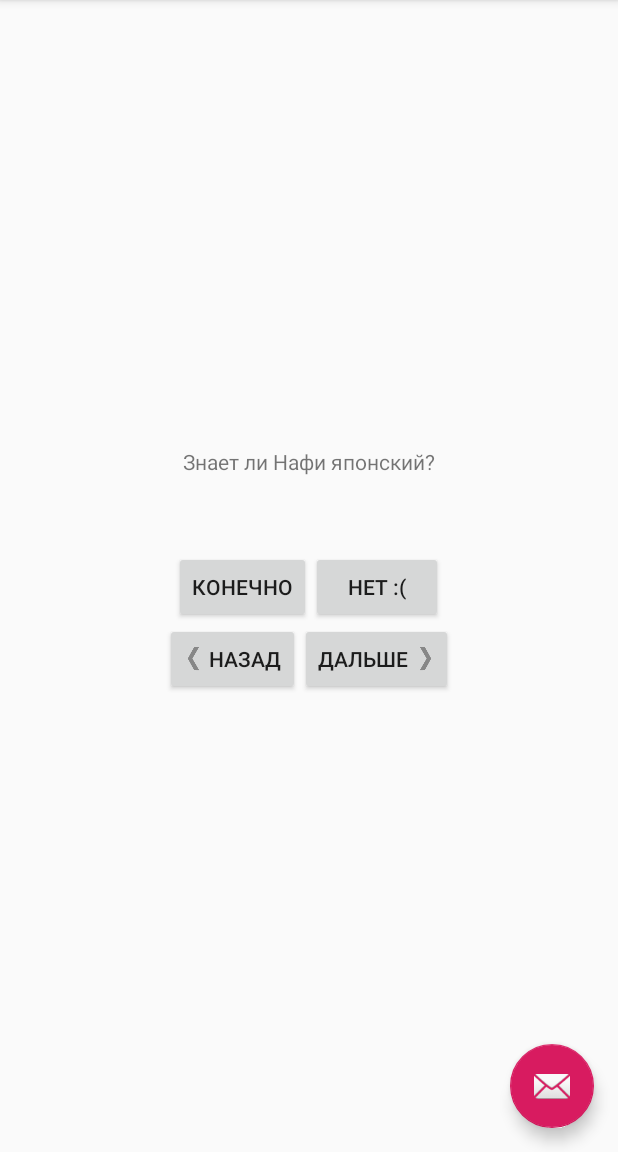
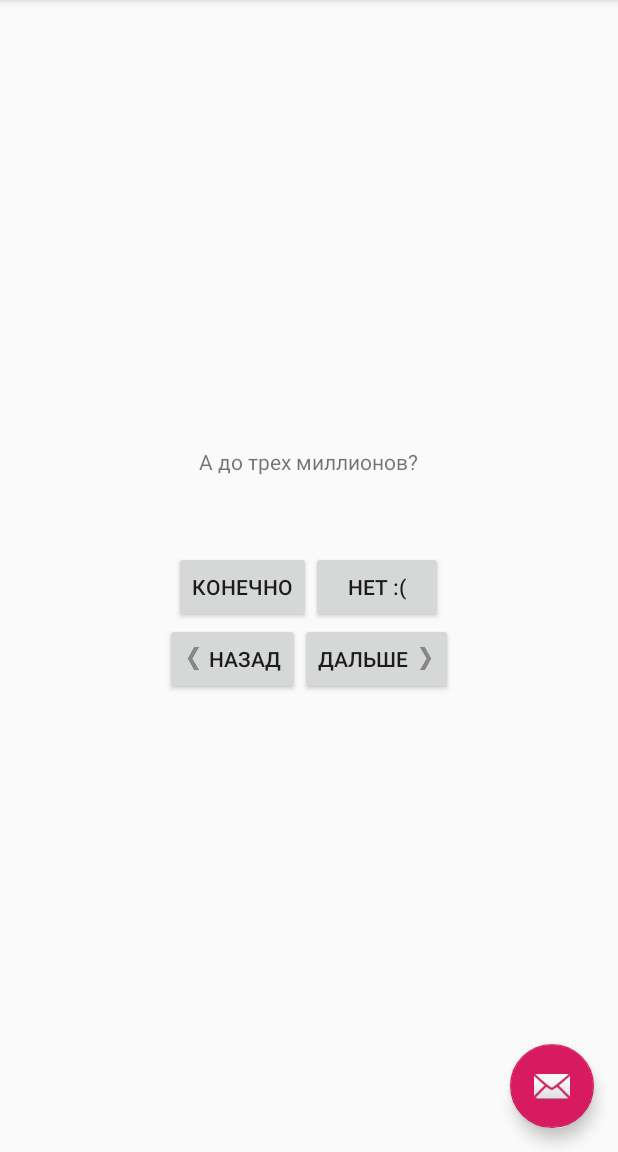
Before and after one commit to hiper2d/android-payground, an Android app: the screen it shows after launch (MainActivity), after a tap on "ДАЛЬШЕ", on a phone screen of 412 x 824 dp, the part 84-1236 px from its top. Run offline under Robolectric (Android 15) with nearby library versions, the phone set to English and light mode, and no system bars; 3 other taps on this screen came first.

Commit message:
Chapter 3: Translated to russian, added few more questions

```diff
--- a/app/src/main/java/com/hiper2d/androidplayground/MainActivity.kt
+++ b/app/src/main/java/com/hiper2d/androidplayground/MainActivity.kt
@@ -15,7 +15,11 @@ import kotlinx.android.synthetic.main.activity_main.*
 private val QUESTIONS = listOf(
     Question(R.string.question_1, true),
     Question(R.string.question_2, true),
-    Question(R.string.question_3, false)
+    Question(R.string.question_3, true),
+    Question(R.string.question_4, true),
+    Question(R.string.question_5, true),
+    Question(R.string.question_6, true),
+    Question(R.string.question_7, true)
 )
 
 class MainActivity : AppCompatActivity() {
--- a/app/src/main/res/values/strings.xml
+++ b/app/src/main/res/values/strings.xml
@@ -11,5 +11,9 @@
 
     <string name="question_1">Умеет ли Нафи считать?</string>
     <string name="question_2">Хорош ли он в счете до четырех?</string>
-    <string name="question_3">Знает ли Нафи японский?</string>
+    <string name="question_3">А до трех миллионов?</string>
+    <string name="question_4">А до четырех?</string>
+    <string name="question_5">Можете ли вы назвать Нафи своим лучшим другом?</string>
+    <string name="question_6">Сделаете ли вы ему бутерброд?</string>
+    <string name="question_7">Это хорошая программа, да?</string>
 </resources>
```
